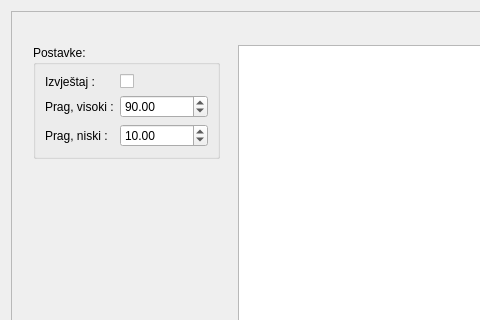
The window that app/view/uiFiles/tab_odaziv.ui (vmilic/umjeravanje) describes before a commit, drawn with Qt 5; both pictures show x 0 to 480 and y 0 to 320 of the 1001 by 627 pixel window.
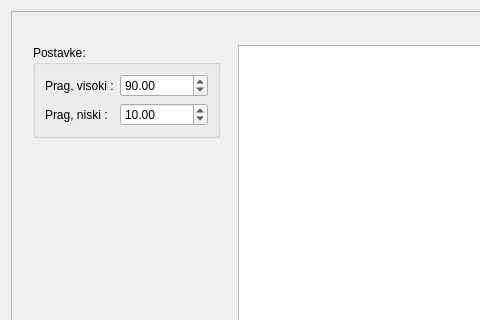
The same window after the commit.

The edit to the form file:
```diff
--- a/app/view/uiFiles/tab_odaziv.ui
+++ b/app/view/uiFiles/tab_odaziv.ui
@@ -52,35 +52,21 @@
               <string>Postavke:</string>
              </property>
              <layout class="QGridLayout" name="gridLayout">
-              <item row="1" column="0">
+              <item row="0" column="0">
                <widget class="QLabel" name="label_2">
                 <property name="text">
                  <string>Prag, visoki :</string>
                 </property>
                </widget>
               </item>
-              <item row="2" column="0">
+              <item row="1" column="0">
                <widget class="QLabel" name="label_3">
                 <property name="text">
                  <string>Prag, niski :</string>
                 </property>
                </widget>
               </item>
-              <item row="0" column="0">
-               <widget class="QLabel" name="label">
-                <property name="text">
-                 <string>Izvještaj :</string>
-                </property>
-               </widget>
-              </item>
               <item row="0" column="1">
-               <widget class="QCheckBox" name="checkBoxReport">
-                <property name="text">
-                 <string/>
-                </property>
-               </widget>
-              </item>
-              <item row="1" column="1">
                <widget class="QDoubleSpinBox" name="doubleSpinBoxHigh">
                 <property name="minimum">
                  <double>-1000000.000000000000000</double>
@@ -93,7 +79,7 @@
                 </property>
                </widget>
               </item>
-              <item row="2" column="1">
+              <item row="1" column="1">
                <widget class="QDoubleSpinBox" name="doubleSpinBoxLow">
                 <property name="minimum">
                  <double>-1000000.000000000000000</double>
```
